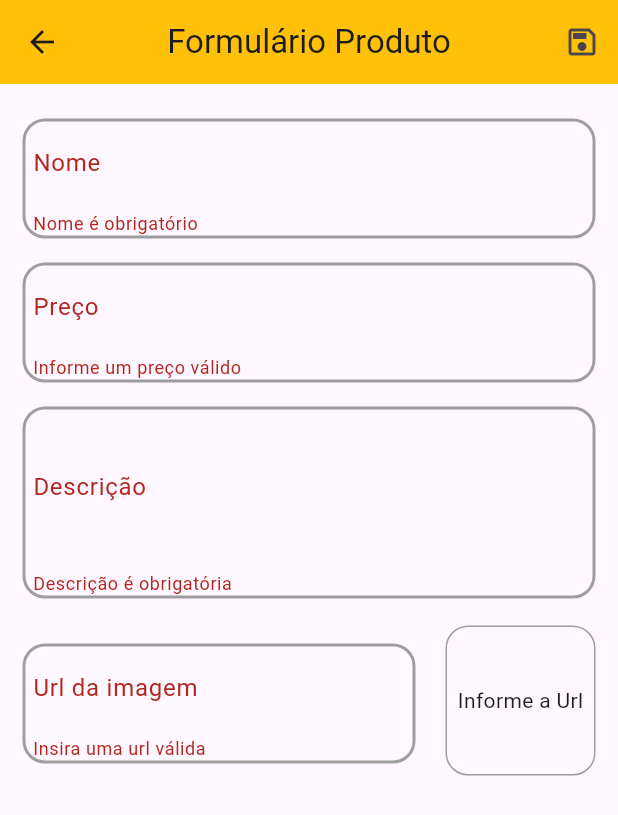
After one commit to RiqAnas/App-Produtos-Estados, a Flutter app: the Productformpage screen opened by its route, after a tap on the "save" icon, on a phone screen of 412 x 824 dp. The commit adds this screen. Shown: the top 815 px of the screen. Run offline on Flutter 3.47's test engine with Material 3 defaults, Android fonts, the phone set to English and light mode, and no system bars; our stand-ins replace google_fonts; network calls fail; Roboto replaces fonts that are missing (Alexandria).

Commit message:
Adicionadas telas relacionadas a edição, adição e deleção de produtos, lógica de crud ProductList(ainda sem BD), popUps de aviso, forms e lógicas relacionadas a formulário (grandes adições)

```diff
--- a/lib/Components/appDrawer.dart
+++ b/lib/Components/appDrawer.dart
@@ -26,6 +26,12 @@ class Appdrawer extends StatelessWidget {
             onTap: () =>
                 Navigator.of(context).pushReplacementNamed(Approutes.ORDERS),
           ),
+          ListTile(
+            leading: Icon(Icons.edit),
+            title: Text("Editar Produtos"),
+            onTap: () =>
+                Navigator.of(context).pushReplacementNamed(Approutes.EDITOR),
+          ),
         ],
       ),
     );
--- /dev/null
+++ b/lib/Pages/productFormPage.dart
@@ -0,0 +1,264 @@
+import 'package:appprodutosestados/Models/product.dart';
+import 'package:appprodutosestados/Models/productList.dart';
+import 'package:flutter/material.dart';
+import 'package:provider/provider.dart';
+
+class Productformpage extends StatefulWidget {
+  const Productformpage({super.key});
+
+  @override
+  State<Productformpage> createState() => _ProductformpageState();
+}
+
+class _ProductformpageState extends State<Productformpage> {
+  final _priceFocus = FocusNode();
+  final _descriptionFocus = FocusNode();
+  final _imageUrlFocus = FocusNode();
+  final _imageUrlController = TextEditingController();
+
+  final _formKey = GlobalKey<FormState>();
+  final _formData = Map<String, Object>();
+
+  @override
+  void initState() {
+    super.initState();
+    _imageUrlFocus.addListener(updateImage);
+  }
+
+  @override
+  void didChangeDependencies() {
+    super.didChangeDependencies();
+
+    if (_formData.isEmpty) {
+      final arg = ModalRoute.of(context)?.settings.arguments;
+
+      if (arg != null) {
+        final product = arg as Product;
+        _formData['id'] = product.id!;
+        _formData['name'] = product.title!;
+        _formData['price'] = product.price!;
+        _formData['description'] = product.description!;
+        _formData['url'] = product.imageUrl!;
+
+        _imageUrlController.text = product.imageUrl!;
+      }
+    }
+  }
+
+  @override
+  void dispose() {
+    super.dispose();
+    _priceFocus.dispose();
+    _descriptionFocus.dispose();
+    _imageUrlFocus.removeListener(updateImage);
+    _imageUrlFocus.dispose();
+  }
+
+  //vai se basear no focus e atualizar o state já que é chamado no init e no dispose, por isso está vazio,
+  //é como se fosse um f5
+  void updateImage() {
+    setState(() {});
+  }
+
+  bool isValidUrl(String url) {
+    bool isValidUrl = Uri.tryParse(url)!.hasAbsolutePath;
+    bool endsWithFile =
+        url.toLowerCase().endsWith('.png') ||
+        url.toLowerCase().endsWith('.jpg') ||
+        url.toLowerCase().endsWith('.jpeg');
+    return isValidUrl && endsWithFile;
+  }
+
+  //método de enviar formulário ---------------------------------
+  void _submitForm() {
+    final isValid = _formKey.currentState!.validate();
+    if (!isValid) {
+      return;
+    }
+    _formKey.currentState!.save();
+
+    //provider precisa ser listen=false pois está fora do método Build
+    Provider.of<ProductList>(context, listen: false).saveProduct(_formData);
+    Navigator.of(context).pop();
+  }
+  //---------------------------------------------------------------
+
+  @override
+  Widget build(BuildContext context) {
+    Widget _formFieldDecoration({required Widget child}) {
+      return Padding(
+        padding: EdgeInsetsGeometry.symmetric(vertical: 8),
+        child: Container(
+          decoration: BoxDecoration(
+            borderRadius: BorderRadius.circular(15),
+            border: BoxBorder.all(color: Colors.grey, width: 2),
+          ),
+          child: child,
+          padding: EdgeInsets.symmetric(horizontal: 5),
+        ),
+      );
+    }
+
+    //------------------------------------------------------//
+
+    return Scaffold(
+      appBar: AppBar(
+        title: Text("Formulário Produto"),
+        centerTitle: true,
+        backgroundColor: Theme.of(context).primaryColor,
+        actions: [
+          IconButton(onPressed: _submitForm, icon: Icon(Icons.save_outlined)),
+        ],
+      ),
+
+      body: Padding(
+        padding: const EdgeInsets.all(15),
+        child: Form(
+          //uma chave do formulário para conseguir pegar as informações
+          key: _formKey,
+          child: ListView(
+            children: [
+              //Nome
+              _formFieldDecoration(
+                child: TextFormField(
+                  initialValue: _formData['name']?.toString(),
+                  decoration: InputDecoration(
+                    labelText: "Nome",
+                    border: InputBorder.none,
+                  ),
+
+                  textInputAction: TextInputAction.next,
+                  onFieldSubmitted: (_) {
+                    FocusScope.of(context).requestFocus(_priceFocus);
+                  },
+                  onSaved: (name) => _formData['name'] = name!,
+                  //se estiver validado, retorna null, se não, retorna uma String que será
+                  //exibida em caso de erro
+                  validator: (_name) {
+                    final name = _name ?? '';
+                    if (name.trim().isEmpty) {
+                      return 'Nome é obrigatório';
+                    }
+
+                    if (name.trim().length < 3) {
+                      return 'Nome precisa de no mínimo 3 letras.';
+                    }
+                    return null;
+                  },
+                ),
+              ),
+
+              //Preço
+              _formFieldDecoration(
+                child: TextFormField(
+                  initialValue: _formData['price']?.toString(),
+                  decoration: InputDecoration(
+                    labelText: "Preço",
+                    border: InputBorder.none,
+                  ),
+                  textInputAction: TextInputAction.next,
+                  focusNode: _priceFocus,
+                  keyboardType: TextInputType.numberWithOptions(decimal: true),
+                  onFieldSubmitted: (_) {
+                    FocusScope.of(context).requestFocus(_descriptionFocus);
+                  },
+                  onSaved: (preco) =>
+                      _formData['price'] = double.tryParse(preco ?? '') ?? 0,
+                  validator: (_price) {
+                    final priceString = _price ?? '-1';
+                    final price = double.tryParse(priceString) ?? -1;
+
+                    if (price <= 0) {
+                      return "Informe um preço válido";
+                    }
+                    return null;
+                  },
+                ),
+              ),
+
+              //Descrição
+              _formFieldDecoration(
+                child: TextFormField(
+                  initialValue: _formData['description']?.toString(),
+                  decoration: InputDecoration(
+                    labelText: "Descrição",
+                    border: InputBorder.none,
+                  ),
+                  textInputAction: TextInputAction.next,
+                  keyboardType: TextInputType.multiline,
+                  focusNode: _descriptionFocus,
+                  maxLines: 3,
+                  onSaved: (descricao) => _formData['description'] = descricao!,
+                  validator: (_description) {
+                    final description = _description ?? '';
+                    if (description.trim().isEmpty) {
+                      return 'Descrição é obrigatória';
+                    }
+
+                    if (description.trim().length < 10) {
+                      return 'Descrição precisa de no mínimo 10 letras.';
+                    }
+                    return null;
+                  },
+                ),
+              ),
+
+              //Url
+              Row(
+                crossAxisAlignment: CrossAxisAlignment.end,
+                spacing: 10,
+                children: [
+                  Expanded(
+                    child: _formFieldDecoration(
+                      child: TextFormField(
+                        decoration: InputDecoration(
+                          labelText: "Url da imagem",
+                          border: InputBorder.none,
+                        ),
+                        focusNode: _imageUrlFocus,
+                        keyboardType: TextInputType.url,
+                        textInputAction: TextInputAction.done,
+                        controller: _imageUrlController,
+                        onFieldSubmitted: (_) => _submitForm(),
+                        onSaved: (url) => _formData['url'] = url!,
+                        validator: (_url) {
+                          final url = _url ?? '';
+
+                          if (!isValidUrl(url)) {
+                            return "Insira uma url válida";
+                          }
+                          return null;
+                        },
+                      ),
+                    ),
+                  ),
+
+                  //Imagem
+                  Container(
+                    height: 100,
+                    width: 100,
+                    margin: const EdgeInsets.only(top: 10, left: 10),
+                    decoration: BoxDecoration(
+                      borderRadius: BorderRadius.circular(15),
+                      border: Border.all(color: Colors.grey, width: 1),
+                    ),
+                    alignment: Alignment.center,
+                    child: _imageUrlController.text.isEmpty
+                        ? FittedBox(child: Text("Informe a Url"))
+                        : ClipRRect(
+                            borderRadius: BorderRadiusGeometry.circular(15),
+                            child: Image.network(
+                              _imageUrlController.text,
+                              fit: BoxFit.cover,
+                            ),
+                          ),
+                  ),
+                ],
+              ),
+            ],
+          ),
+        ),
+      ),
+    );
+  }
+}
--- a/lib/Utils/appRoutes.dart
+++ b/lib/Utils/appRoutes.dart
@@ -3,4 +3,6 @@ class Approutes {
   static const ORDERS = '/orders';
   static const ITEMPRODUCT = '/itemproduct';
   static const CART = '/cart';
+  static const EDITOR = '/editor';
+  static const PRODUCTFORM = '/productform';
 }
--- a/lib/main.dart
+++ b/lib/main.dart
@@ -4,6 +4,8 @@ import 'package:appprodutosestados/Models/productList.dart';
 import 'package:appprodutosestados/Pages/cartPage.dart';
 import 'package:appprodutosestados/Pages/ordersPage.dart';
 import 'package:appprodutosestados/Pages/productDetailPage.dart';
+import 'package:appprodutosestados/Pages/productEditorPage.dart';
+import 'package:appprodutosestados/Pages/productFormPage.dart';
 import 'package:appprodutosestados/Pages/productsOverviewPage.dart';
 
 import 'package:appprodutosestados/Utils/appRoutes.dart';
@@ -41,6 +43,8 @@ class MyApp extends StatelessWidget {
           Approutes.ITEMPRODUCT: (ctx) => Productdetailpage(),
           Approutes.CART: (ctx) => Cartpage(),
           Approutes.ORDERS: (ctx) => Orderspage(),
+          Approutes.EDITOR: (ctx) => Producteditorpage(),
+          Approutes.PRODUCTFORM: (ctx) => Productformpage(),
         },
       ),
     );
```
Also changed, not shown: lib/Components/cartListItem.dart (+39 -1 lines), lib/Components/itemProduct.dart (+15 -0 lines), lib/Components/productEditorItem.dart (added, +77 -0 lines), lib/Models/cart.dart (+8 -6 lines), lib/Models/productList.dart (+43 -4 lines), lib/Pages/productEditorPage.dart (added, +38 -0 lines).
